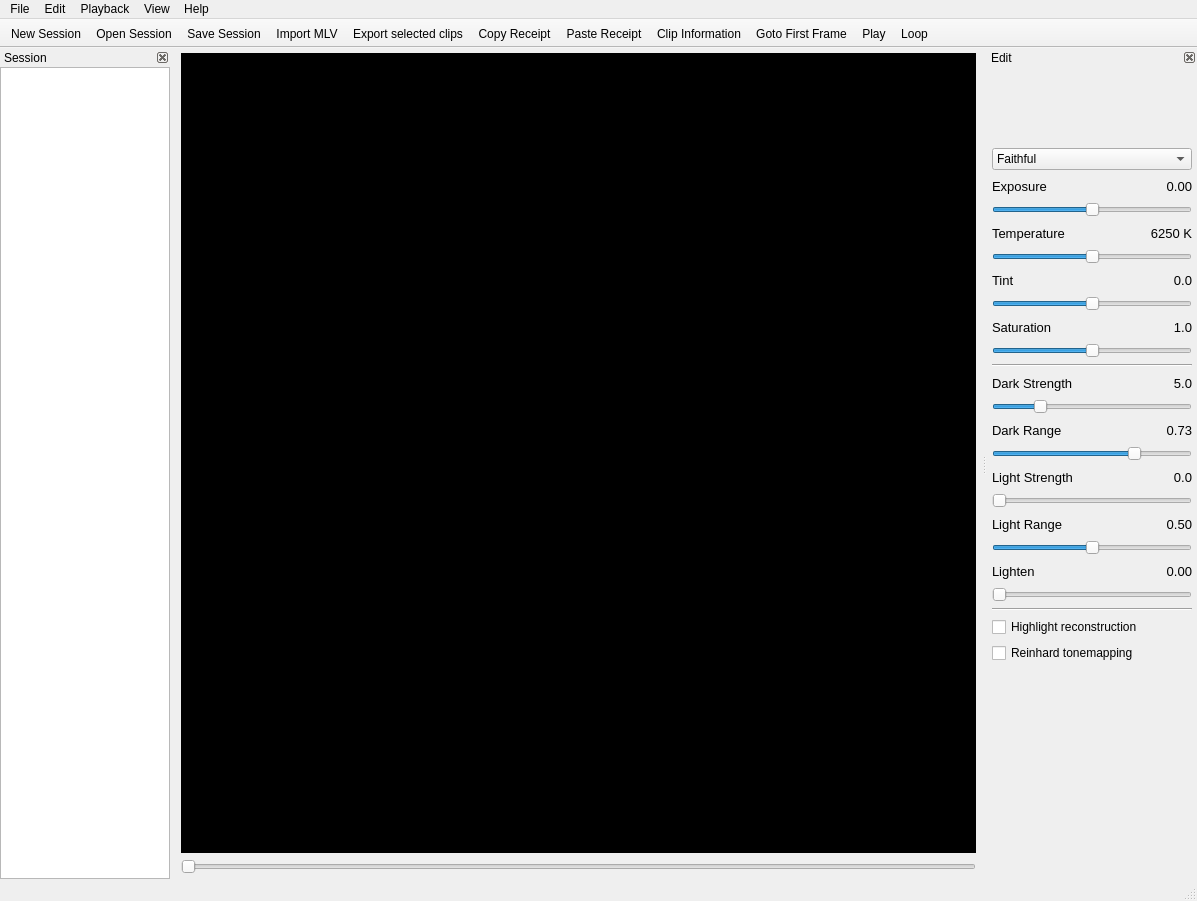
This is platform/qt/MainWindow.ui in ilia3101/MLV-App as Qt 5 draws it before an edit. The edited form follows.
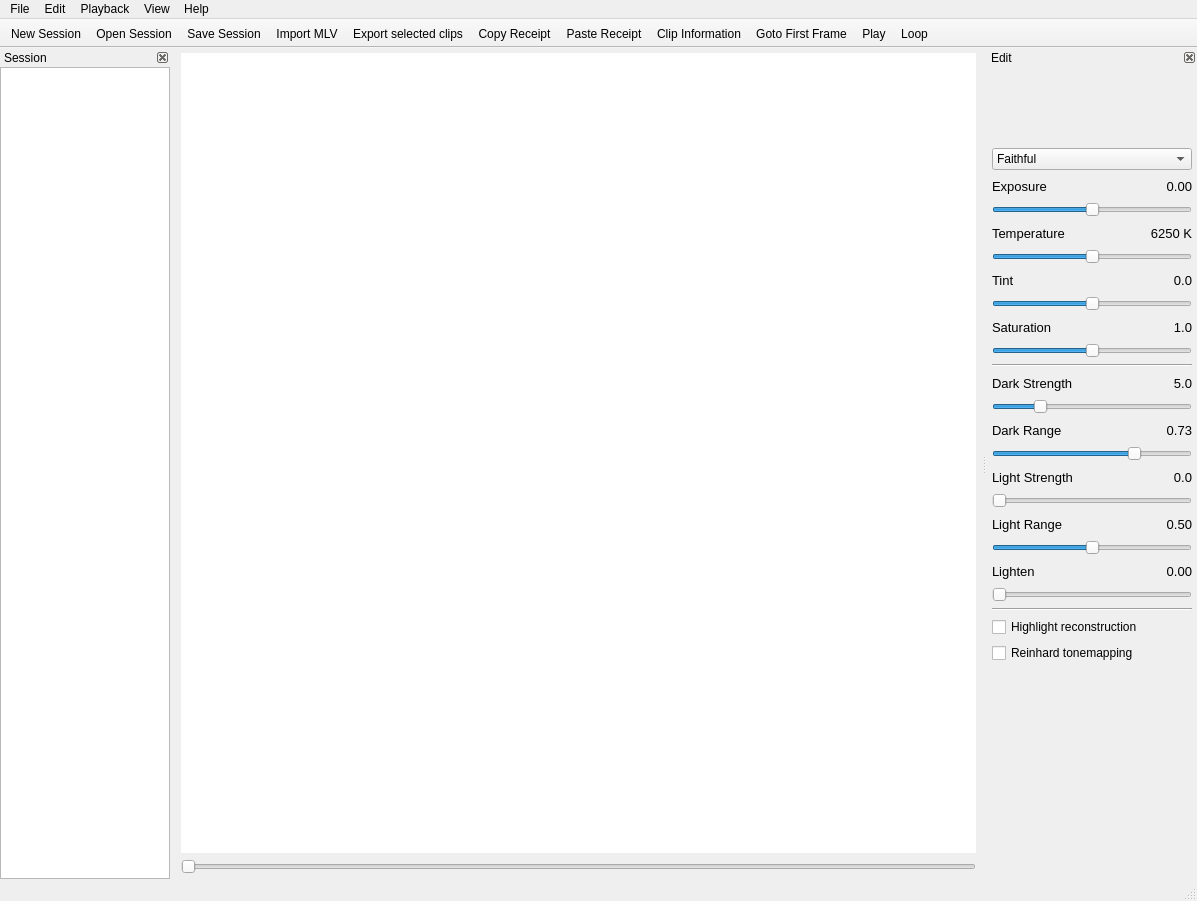
This is the edited form. Icons and pictures are not drawn. Custom widgets are drawn as their Qt base class.

Commit message: QtApp: Changed picture viewer -> scrolling works at 100%

```diff
--- a/platform/qt/MainWindow.ui
+++ b/platform/qt/MainWindow.ui
@@ -37,18 +37,12 @@
     <item row="0" column="0">
      <layout class="QVBoxLayout" name="verticalLayout">
       <item>
-       <widget class="QFrame" name="frame">
+       <widget class="QGraphicsView" name="graphicsView">
         <property name="contextMenuPolicy">
          <enum>Qt::CustomContextMenu</enum>
         </property>
-        <property name="acceptDrops">
-         <bool>false</bool>
-        </property>
-        <property name="styleSheet">
-         <string notr="true">background-color: rgb(0, 0, 0);</string>
-        </property>
         <property name="frameShape">
-         <enum>QFrame::StyledPanel</enum>
+         <enum>QFrame::NoFrame</enum>
         </property>
         <property name="frameShadow">
          <enum>QFrame::Plain</enum>
@@ -56,6 +50,24 @@
         <property name="lineWidth">
          <number>0</number>
         </property>
+        <property name="verticalScrollBarPolicy">
+         <enum>Qt::ScrollBarAlwaysOff</enum>
+        </property>
+        <property name="horizontalScrollBarPolicy">
+         <enum>Qt::ScrollBarAlwaysOff</enum>
+        </property>
+        <property name="backgroundBrush">
+         <brush brushstyle="SolidPattern">
+          <color alpha="255">
+           <red>0</red>
+           <green>0</green>
+           <blue>0</blue>
+          </color>
+         </brush>
+        </property>
+        <property name="dragMode">
+         <enum>QGraphicsView::ScrollHandDrag</enum>
+        </property>
        </widget>
       </item>
       <item>
```
The commit also changes 2 other files.
